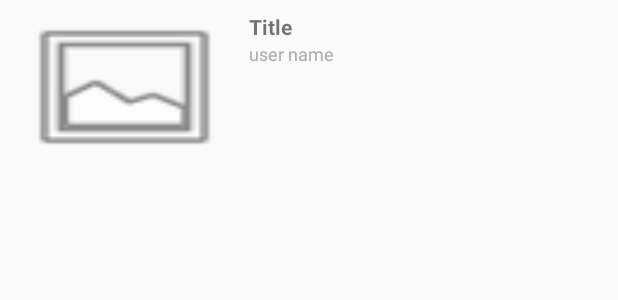
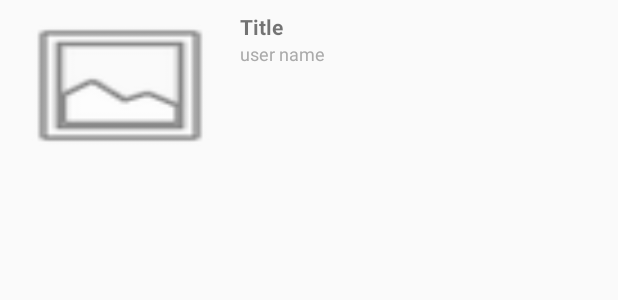
Before and after one commit to Ted1021/Favo, an Android app: the layout item_youtube_detail_list.xml on its own in the app's theme, with its tools: preview values and no code run, on a phone screen of 412 x 824 dp. Shown: the top 300 px of the screen. Run offline under Robolectric (Android 15) with nearby library versions, the phone set to English and light mode, and no system bars.

Commit message:
Correct image loading logic
- api 들로부터 전달받는 이미지의 크기에따라(Height) 이미지 로딩

```diff
--- a/app/src/main/java/taewon/navercorp/integratedsns/facebook/FacebookListAdapter.java
+++ b/app/src/main/java/taewon/navercorp/integratedsns/facebook/FacebookListAdapter.java
@@ -11,6 +11,7 @@ import android.widget.ImageView;
 import android.widget.TextView;
 
 import com.bumptech.glide.Glide;
+import com.bumptech.glide.request.RequestOptions;
 
 import org.json.JSONObject;
 
@@ -81,7 +82,7 @@ public class FacebookListAdapter extends RecyclerView.Adapter<FacebookListAdapte
             holder.mUserName.setText(data.getString("name"));
             holder.mUploadTime.setText(data.getString("created_time"));
             holder.mDescription.setText(data.getString("description"));
-            Glide.with(mContext).load(data.getString("full_picture")).into(holder.mPicture);
+            Glide.with(mContext).load(data.getString("full_picture")).apply(new RequestOptions().override(holder.mPicture.getMaxWidth())).into(holder.mPicture);
 
         } catch (Exception e) {
 
--- a/app/src/main/res/layout/item_facebook_list.xml
+++ b/app/src/main/res/layout/item_facebook_list.xml
@@ -71,10 +71,11 @@
             <ImageView
                 android:id="@+id/imageView_picture"
                 android:layout_width="match_parent"
-                android:layout_height="250dp"
+                android:layout_height="wrap_content"
                 android:layout_marginBottom="16dp"
                 android:layout_marginTop="8dp"
                 android:layout_weight="1"
+                android:adjustViewBounds="true"
                 android:scaleType="fitXY"
                 app:srcCompat="@android:drawable/ic_menu_gallery" />
 
--- a/app/src/main/res/layout/item_youtube_detail_list.xml
+++ b/app/src/main/res/layout/item_youtube_detail_list.xml
@@ -12,9 +12,10 @@
 
         <ImageView
             android:id="@+id/imageView_thumbnail"
-            android:layout_width="150dp"
-            android:layout_height="100dp"
+            android:layout_width="144dp"
+            android:layout_height="98dp"
             android:layout_margin="8dp"
+            android:adjustViewBounds="true"
             android:scaleType="fitXY"
             app:srcCompat="@android:drawable/ic_menu_gallery" />
 
```
Also changed, not shown: app/src/main/java/taewon/navercorp/integratedsns/youtube/YoutubeDetailAdapter.java (+11 -5 lines).
